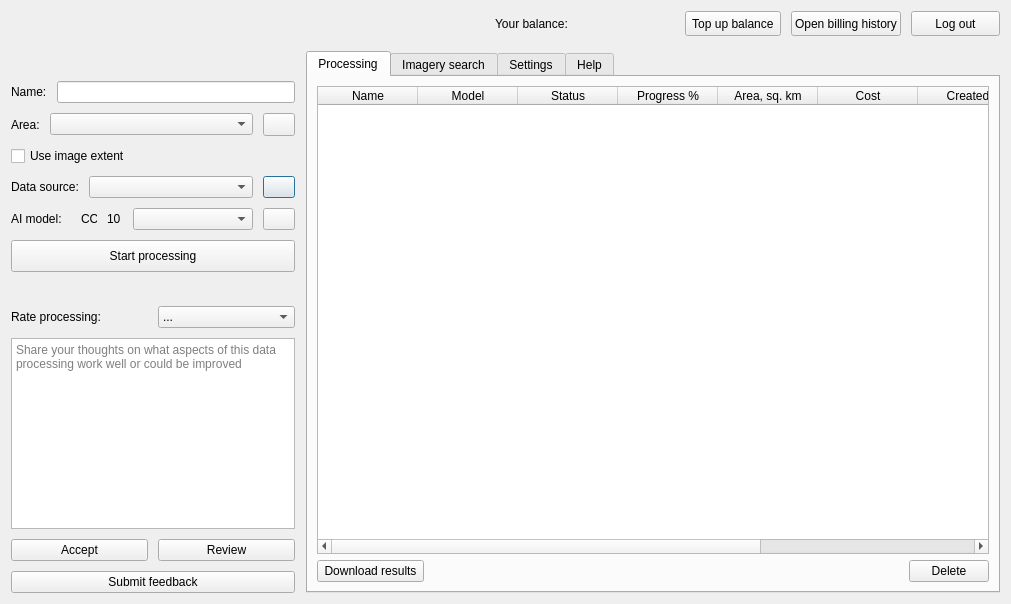
The window that mapflow/dialogs/static/ui/main_dialog.ui (Geoalert/mapflow-qgis) describes before a commit, drawn with Qt 5.
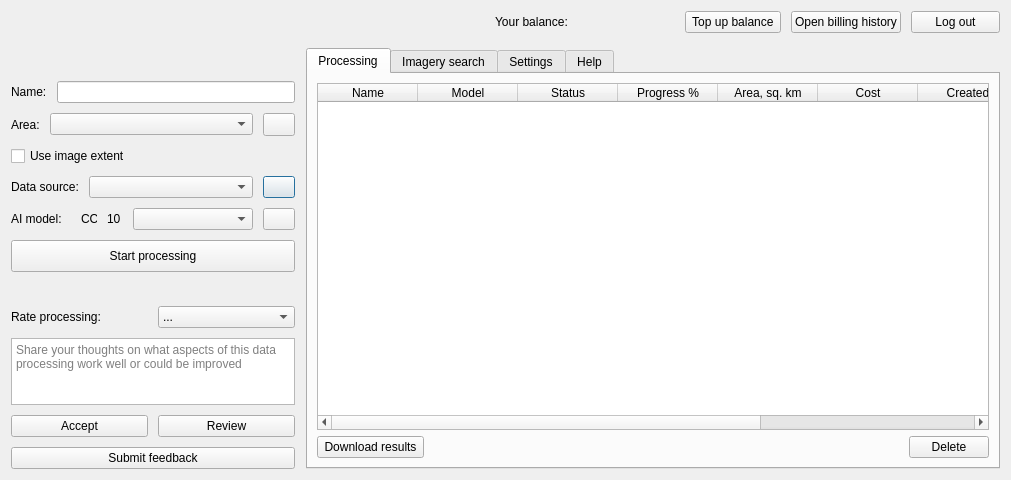
The same window after the commit. Icons and pictures are not drawn. Custom widgets are drawn as their Qt base class.

Commit message: tab transition by name, not index

Patch:
```diff
--- a/mapflow/dialogs/static/ui/main_dialog.ui
+++ b/mapflow/dialogs/static/ui/main_dialog.ui
@@ -7,7 +7,7 @@
     <x>0</x>
     <y>0</y>
     <width>1011</width>
-    <height>604</height>
+    <height>480</height>
    </rect>
   </property>
   <property name="minimumSize">
```
The commit also changes 1 other file.
